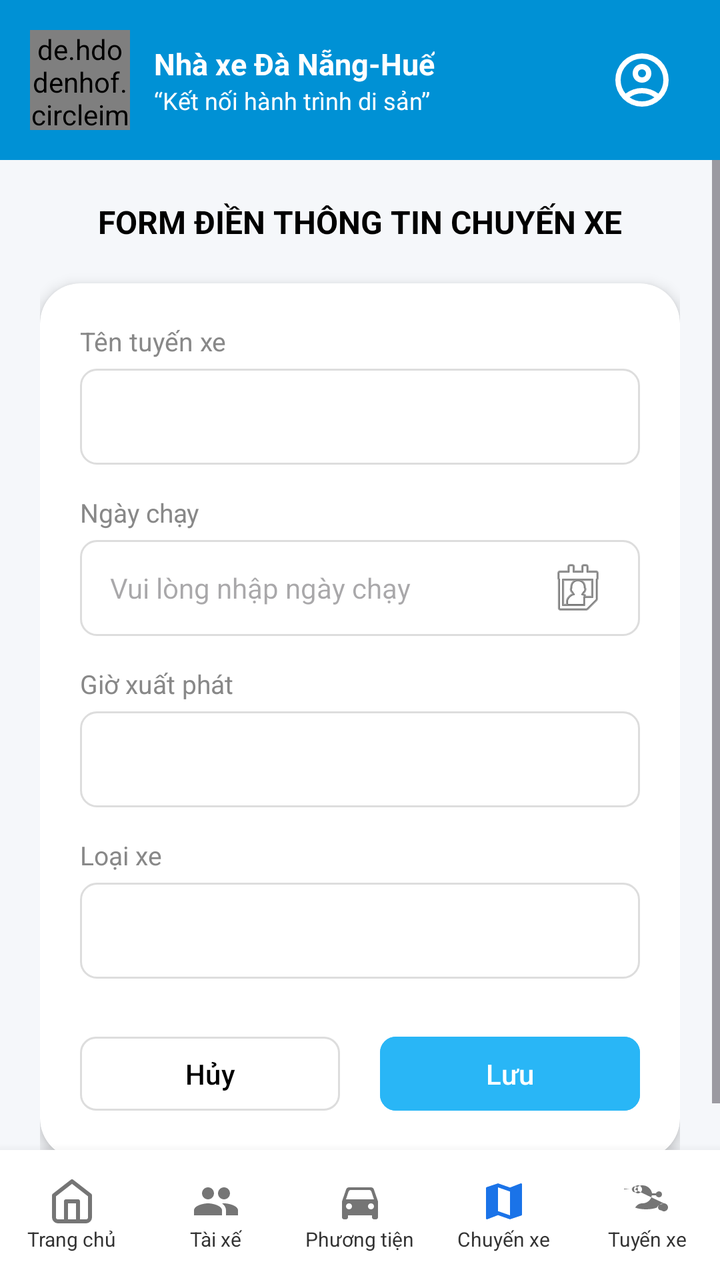
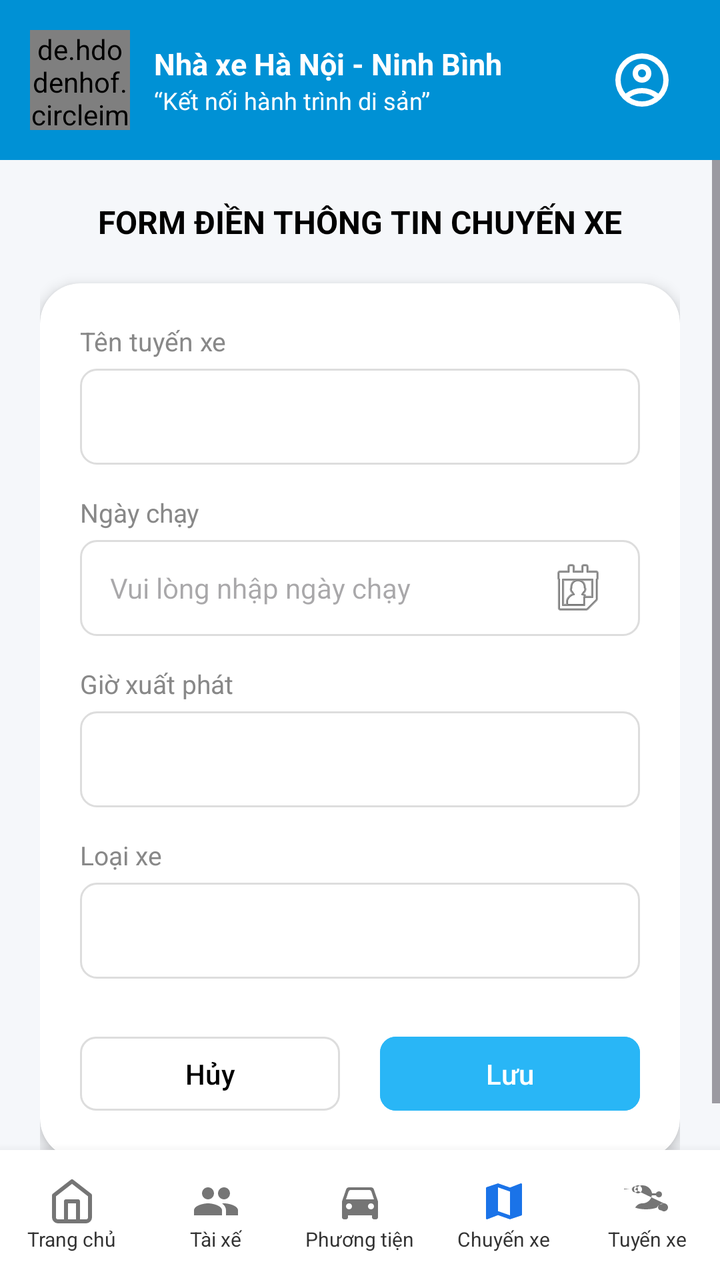

An Android layout rendered at two revisions. The XML below is the earlier revision; the diff shows what the commit changed to produce the second picture.
<!-- AndroidManifest.xml: application theme Theme.VeXeApp -->
<!-- res/layout/activity_create_trip.xml -->
<?xml version="1.0" encoding="utf-8"?>
<androidx.constraintlayout.widget.ConstraintLayout xmlns:android="http://schemas.android.com/apk/res/android"
    xmlns:app="http://schemas.android.com/apk/res-auto"
    android:layout_width="match_parent"
    android:layout_height="match_parent"
    android:background="#F5F7FA">

    
    <LinearLayout
        android:id="@+id/header"
        android:layout_width="match_parent"
        android:layout_height="80dp"
        android:background="#0091D5"
        android:gravity="center_vertical"
        android:orientation="horizontal"
        android:paddingHorizontal="15dp"
        app:layout_constraintTop_toTopOf="parent">

        <de.hdodenhof.circleimageview.CircleImageView
            android:layout_width="50dp"
            android:layout_height="50dp"
            android:src="@drawable/logo"
            app:civ_border_color="@color/white"
            app:civ_border_width="1dp" />

        <LinearLayout
            android:layout_width="0dp"
            android:layout_height="wrap_content"
            android:layout_marginStart="12dp"
            android:layout_weight="1"
            android:orientation="vertical">

            <TextView
                android:layout_width="wrap_content"
                android:layout_height="wrap_content"
                android:text="Nhà xe Đà Nẵng-Huế"
                android:textColor="@color/white"
                android:textSize="15sp"
                android:textStyle="bold" />

            <TextView
                android:layout_width="wrap_content"
                android:layout_height="wrap_content"
                android:text="“Kết nối hành trình di sản”"
                android:textColor="@color/white"
                android:textSize="12sp" />
        </LinearLayout>

        <ImageView
            android:layout_width="48dp"
            android:layout_height="48dp"
            android:padding="8dp"
            android:src="@drawable/account_circle"
            app:tint="@color/white" />
    </LinearLayout>

    <ScrollView
        android:layout_width="match_parent"
        android:layout_height="0dp"
        app:layout_constraintBottom_toTopOf="@+id/bottom_nav"
        app:layout_constraintTop_toBottomOf="@id/header">

        <LinearLayout
            android:layout_width="match_parent"
            android:layout_height="wrap_content"
            android:orientation="vertical"
            android:padding="20dp">

            <TextView
                android:id="@+id/tvFormTitle"
                android:layout_width="match_parent"
                android:layout_height="wrap_content"
                android:layout_marginBottom="20dp"
                android:gravity="center"
                android:text="FORM ĐIỀN THÔNG TIN CHUYẾN XE"
                android:textColor="#000000"
                android:textSize="16sp"
                android:textStyle="bold" />

            <androidx.cardview.widget.CardView
                android:layout_width="match_parent"
                android:layout_height="wrap_content"
                app:cardCornerRadius="20dp"
                app:cardElevation="4dp">

                <LinearLayout
                    android:layout_width="match_parent"
                    android:layout_height="wrap_content"
                    android:orientation="vertical"
                    android:padding="20dp">

                    <TextView
                        android:layout_width="wrap_content"
                        android:layout_height="wrap_content"
                        android:text="Tên tuyến xe"
                        android:textColor="#888888"
                        android:textSize="13sp" />

                    <Spinner
                        android:id="@+id/spRoute"
                        android:layout_width="match_parent"
                        android:layout_height="48dp"
                        android:layout_marginTop="5dp"
                        android:background="@drawable/bg_input_white" />

                    <TextView
                        android:layout_width="wrap_content"
                        android:layout_height="wrap_content"
                        android:layout_marginTop="15dp"
                        android:text="Ngày chạy"
                        android:textColor="#888888"
                        android:textSize="13sp" />

                    <EditText
                        android:id="@+id/etDate"
                        android:layout_width="match_parent"
                        android:layout_height="48dp"
                        android:layout_marginTop="5dp"
                        android:background="@drawable/bg_input_white"
                        android:clickable="true"
                        android:drawableEnd="@android:drawable/ic_menu_my_calendar"
                        android:focusable="false"
                        android:hint="Vui lòng nhập ngày chạy"
                        android:paddingHorizontal="15dp"
                        android:textSize="14sp" />

                    <TextView
                        android:layout_width="wrap_content"
                        android:layout_height="wrap_content"
                        android:layout_marginTop="15dp"
                        android:text="Giờ xuất phát"
                        android:textColor="#888888"
                        android:textSize="13sp" />

                    <Spinner
                        android:id="@+id/spTime"
                        android:layout_width="match_parent"
                        android:layout_height="48dp"
                        android:layout_marginTop="5dp"
                        android:background="@drawable/bg_input_white" />

                    <TextView
                        android:layout_width="wrap_content"
                        android:layout_height="wrap_content"
                        android:layout_marginTop="15dp"
                        android:text="Loại xe"
                        android:textColor="#888888"
                        android:textSize="13sp" />

                    <Spinner
                        android:id="@+id/spVehicle"
                        android:layout_width="match_parent"
                        android:layout_height="48dp"
                        android:layout_marginTop="5dp"
                        android:background="@drawable/bg_input_white" />

                    <LinearLayout
                        android:id="@+id/layoutInfo"
                        android:layout_width="match_parent"
                        android:layout_height="wrap_content"
                        android:layout_marginTop="20dp"
                        android:orientation="horizontal"
                        android:visibility="gone">

                        <TextView
                            android:id="@+id/tvSeats"
                            android:layout_width="0dp"
                            android:layout_height="wrap_content"
                            android:layout_weight="1"
                            android:text="Số ghế: 4"
                            android:textColor="#000000"
                            android:textStyle="bold" />

                        <TextView
                            android:id="@+id/tvPrice"
                            android:layout_width="wrap_content"
                            android:layout_height="wrap_content"
                            android:text="Giá vé: 150K"
                            android:textColor="#000000"
                            android:textStyle="bold" />
                    </LinearLayout>

                    <LinearLayout
                        android:layout_width="match_parent"
                        android:layout_height="wrap_content"
                        android:layout_marginTop="25dp"
                        android:orientation="horizontal">

                        <Button
                            android:id="@+id/btnCancel"
                            android:layout_width="0dp"
                            android:layout_height="45dp"
                            android:layout_marginEnd="10dp"
                            android:layout_weight="1"
                            android:backgroundTint="#FFFFFF"
                            android:text="Hủy"
                            android:textAllCaps="false"
                            android:textColor="#000000"
                            app:cornerRadius="8dp"
                            app:strokeColor="#DDDDDD"
                            app:strokeWidth="1dp" />

                        <Button
                            android:id="@+id/btnSave"
                            android:layout_width="0dp"
                            android:layout_height="45dp"
                            android:layout_marginStart="10dp"
                            android:layout_weight="1"
                            android:backgroundTint="#29B6F6"
                            android:text="Lưu"
                            android:textAllCaps="false"
                            android:textColor="#FFFFFF"
                            app:cornerRadius="8dp" />
                    </LinearLayout>

                </LinearLayout>
            </androidx.cardview.widget.CardView>
        </LinearLayout>
    </ScrollView>

    
    <LinearLayout
        android:id="@+id/bottom_nav"
        android:layout_width="match_parent"
        android:layout_height="65dp"
        android:background="@color/white"
        android:elevation="8dp"
        android:orientation="horizontal"
        android:gravity="center_vertical"
        app:layout_constraintBottom_toBottomOf="parent">

        <LinearLayout
            android:layout_width="0dp"
            android:layout_height="wrap_content"
            android:layout_weight="1"
            android:gravity="center"
            android:orientation="vertical">
            <ImageView
                android:layout_width="24dp"
                android:layout_height="24dp"
                android:src="@drawable/home"
                app:tint="#757575"/>
            <TextView
                android:layout_width="wrap_content"
                android:layout_height="wrap_content"
                android:text="Trang chủ"
                android:textSize="10sp"
                android:textColor="#333333" />
        </LinearLayout>

        <LinearLayout
            android:layout_width="0dp"
            android:layout_height="wrap_content"
            android:layout_weight="1"
            android:gravity="center"
            android:orientation="vertical">
            <ImageView
                android:layout_width="24dp"
                android:layout_height="24dp"
                android:src="@drawable/ic_driver"
                app:tint="#757575" />
            <TextView
                android:layout_width="wrap_content"
                android:layout_height="wrap_content"
                android:text="Tài xế"
                android:textSize="10sp"
                android:textColor="#333333" />
        </LinearLayout>

        <LinearLayout
            android:layout_width="0dp"
            android:layout_height="wrap_content"
            android:layout_weight="1"
            android:gravity="center"
            android:orientation="vertical">
            <ImageView
                android:layout_width="24dp"
                android:layout_height="24dp"
                android:src="@drawable/ic_car"
                app:tint="#757575" />
            <TextView
                android:layout_width="wrap_content"
                android:layout_height="wrap_content"
                android:text="Phương tiện"
                android:textSize="10sp"
                android:textColor="#333333" />
        </LinearLayout>

        <LinearLayout
            android:layout_width="0dp"
            android:layout_height="wrap_content"
            android:layout_weight="1"
            android:gravity="center"
            android:orientation="vertical">
            <ImageView
                android:layout_width="24dp"
                android:layout_height="24dp"
                android:src="@drawable/ic_map"
                app:tint="#1A73E8" />
            <TextView
                android:layout_width="wrap_content"
                android:layout_height="wrap_content"
                android:text="Chuyến xe"
                android:textSize="10sp"
                android:textColor="#333333" />
        </LinearLayout>

        <LinearLayout
            android:layout_width="0dp"
            android:layout_height="wrap_content"
            android:layout_weight="1"
            android:gravity="center"
            android:orientation="vertical">
            <ImageView
                android:layout_width="24dp"
                android:layout_height="24dp"
                android:src="@drawable/ic_route"
                app:tint="#757575" />
            <TextView
                android:layout_width="wrap_content"
                android:layout_height="wrap_content"
                android:text="Tuyến xe"
                android:textSize="10sp"
                android:textColor="#333333" />
        </LinearLayout>
    </LinearLayout>

</androidx.constraintlayout.widget.ConstraintLayout>
<!-- resources referenced by this layout -->
<resources>
  <color name="white">#FFFFFFFF</color>
  <!-- drawable bg_input_white (drawable) -->
  <?xml version="1.0" encoding="utf-8"?>
  <shape xmlns:android="http://schemas.android.com/apk/res/android">
      <solid android:color="#FFFFFF" />
      <corners android:radius="8dp" />
      <stroke android:width="1dp" android:color="#DDDDDD" />
  </shape>
  <!-- drawable home (drawable) -->
  <vector xmlns:android="http://schemas.android.com/apk/res/android"
      android:width="40dp"
      android:height="40dp"
      android:viewportWidth="24"
      android:viewportHeight="24">
    <path
        android:pathData="M3,9l9,-7 9,7v11a2,2 0,0 1,-2 2H5a2,2 0,0 1,-2 -2z"
        android:strokeLineJoin="round"
        android:strokeWidth="2"
        android:fillColor="#00000000"
        android:strokeColor="#000000"
        android:strokeLineCap="round"/>
    <path
        android:pathData="M9,22l0,-10l6,0l0,10"
        android:strokeLineJoin="round"
        android:strokeWidth="2"
        android:fillColor="#00000000"
        android:strokeColor="#000000"
        android:strokeLineCap="round"/>
  </vector>
  <!-- drawable ic_car (drawable) -->
  <vector xmlns:android="http://schemas.android.com/apk/res/android"
      android:width="24dp"
      android:height="24dp"
      android:viewportWidth="24"
      android:viewportHeight="24">
      <path
          android:fillColor="#000000"
          android:pathData="M18.92,6.01C18.72,5.42 18.16,5 17.5,5h-11c-0.66,0 -1.21,0.42 -1.42,1.01L3,12v8c0,0.55 0.45,1 1,1h1c0.55,0 1,-0.45 1,-1v-1h12v1c0,0.55 0.45,1 1,1h1c0.55,0 1,-0.45 1,-1v-8l-2.08,-5.99zM6.5,16c-0.83,0 -1.5,-0.67 -1.5,-1.5S5.67,13 6.5,13s1.5,0.67 1.5,1.5S7.33,16 6.5,16zM17.5,16c-0.83,0 -1.5,-0.67 -1.5,-1.5s0.67,-1.5 1.5,-1.5s1.5,0.67 1.5,1.5S18.33,16 17.5,16zM5,11l1.27,-3.82C6.41,6.65 6.9,6.31 7.45,6.31h9.09c0.55,0 1.04,0.34 1.18,0.87L19,11H5z"/>
  </vector>
  <!-- drawable ic_driver (drawable) -->
  <vector xmlns:android="http://schemas.android.com/apk/res/android"
      android:width="24dp"
      android:height="24dp"
      android:viewportWidth="24"
      android:viewportHeight="24">
      <path
          android:fillColor="#000000"
          android:pathData="M16,11c1.66,0 2.99,-1.34 2.99,-3S17.66,5 16,5s-3,1.34 -3,3 1.34,3 3,3zM8,11c1.66,0 2.99,-1.34 2.99,-3S9.66,5 8,5 5,6.34 5,8s1.34,3 3,3zM8,13c-2.33,0 -7,1.17 -7,3.5L1,19h14v-2.5c0,-2.33 -4.67,-3.5 -7,-3.5zM16,13c-0.29,0 -0.62,0.02 -0.97,0.05 1.16,0.84 1.97,1.97 1.97,3.45L17,19h6v-2.5c0,-2.33 -4.67,-3.5 -7,-3.5z"/>
  </vector>
  <!-- drawable ic_map (drawable) -->
  <vector xmlns:android="http://schemas.android.com/apk/res/android"
      android:width="24dp"
      android:height="24dp"
      android:viewportWidth="24"
      android:viewportHeight="24">
      <path
          android:fillColor="#000000"
          android:pathData="M20.5,3l-0.16,0.03L15,5.1 9,3 3.36,4.9c-0.21,0.07 -0.36,0.25 -0.36,0.48V20.5c0,0.28 0.22,0.5 0.5,0.5l0.16,-0.03L9,18.9l6,2.1 5.64,-1.9c0.21,-0.07 0.36,-0.25 0.36,-0.48V3.5c0,-0.28 -0.22,-0.5 -0.5,-0.5zM15,19l-6,-2.11V5l6,2.11V19z"/>
  </vector>
  <!-- drawable logo: jpg bitmap (drawable, 201114 bytes) -->
  <style name="Theme.VeXeApp" parent="Base.Theme.VeXeApp" />
  <style name="Base.Theme.VeXeApp" parent="Theme.Material3.DayNight.NoActionBar">
          
      </style>
  <!-- unchanged entries left out for length: 2 -->
</resources>

<!-- the commit's change to res/layout/activity_create_trip.xml (unified diff, before → after) -->
@@ -33,7 +33,7 @@
             <TextView
                 android:layout_width="wrap_content"
                 android:layout_height="wrap_content"
-                android:text="Nhà xe Đà Nẵng-Huế"
+                android:text="Nhà xe Hà Nội - Ninh Bình"
                 android:textColor="@color/white"
                 android:textSize="15sp"
                 android:textStyle="bold" />
<!-- resource entries referenced after the edit -->
@@ -59,7 +59,7 @@
           android:fillColor="#000000"
           android:pathData="M20.5,3l-0.16,0.03L15,5.1 9,3 3.36,4.9c-0.21,0.07 -0.36,0.25 -0.36,0.48V20.5c0,0.28 0.22,0.5 0.5,0.5l0.16,-0.03L9,18.9l6,2.1 5.64,-1.9c0.21,-0.07 0.36,-0.25 0.36,-0.48V3.5c0,-0.28 -0.22,-0.5 -0.5,-0.5zM15,19l-6,-2.11V5l6,2.11V19z"/>
   </vector>
-  <!-- drawable logo: jpg bitmap (drawable, 201114 bytes) -->
+  <!-- drawable logo: jpg bitmap (drawable, 551135 bytes) -->
   <style name="Theme.VeXeApp" parent="Base.Theme.VeXeApp" />
   <style name="Base.Theme.VeXeApp" parent="Theme.Material3.DayNight.NoActionBar">
           
